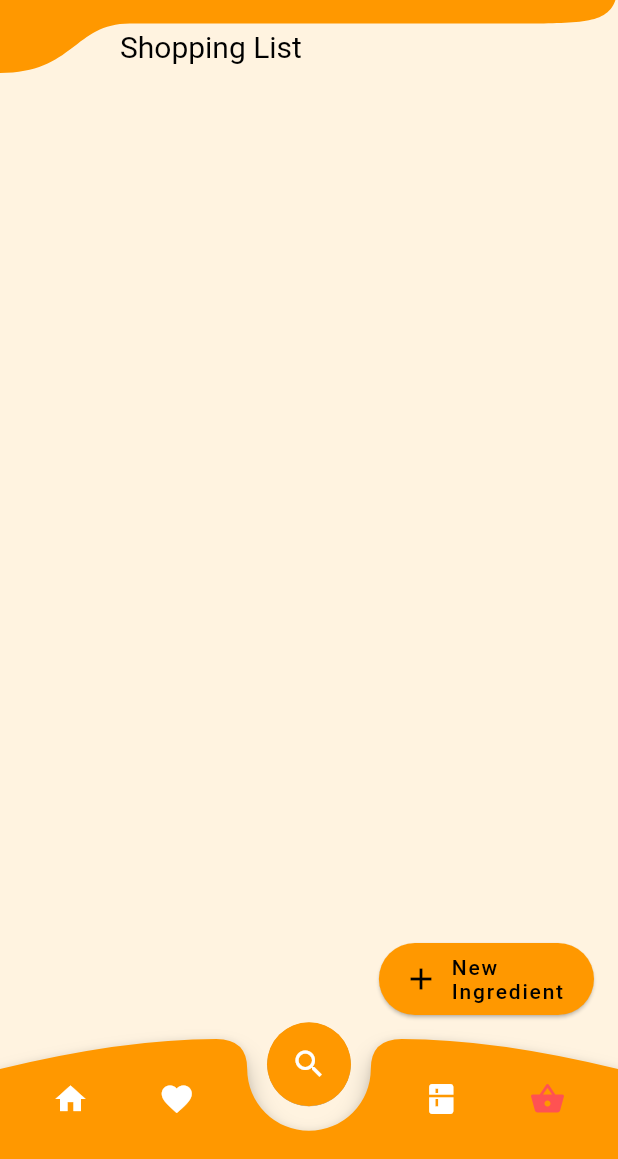
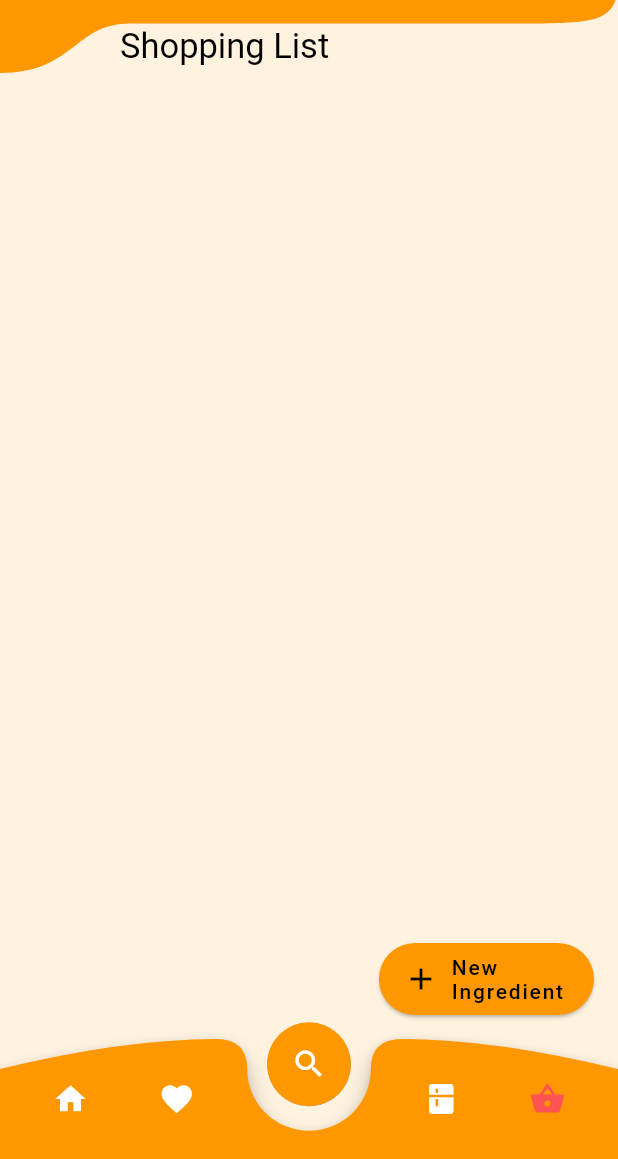
Before and after one commit to GreenNovaStar/TastEZ, a Flutter app: the screen it shows after launch, item 4 of the bottom bar chosen, on a phone screen of 412 x 824 dp, the part 77-1236 px from its top. Run offline on Flutter 3.47's test engine with Material 2 defaults, Android fonts, the phone set to English and light mode, and no system bars; our stand-ins replace dio, dropdown_search, google_fonts, intro_slider, shared_preferences, sqflite; missing offline and left inert: grouped_buttons, holding_gesture; accounts and stored records are empty; network calls fail; Roboto replaces fonts that are missing (Hanalei, Sriracha).

Commit message:
** Commit Date - Feb 7 2020 @ 10:53pm
** Minor Changes
- added padding to favorites.dart
- set google font to a variable, for easy changes to home.dart

** Note
- this is before working on wine pairing

```diff
--- a/lib/favorites.dart
+++ b/lib/favorites.dart
@@ -51,7 +51,9 @@ class _FavoriteTemplateState extends State<FavoriteTemplate> {
 
     //widget.user.favorites.sort((a,b) => a.recipe.title.toLowerCase().compareTo(b.recipe.title.toLowerCase())); //alphabetically sort the favorites list
 
-    return Container(child: ListView.builder(
+    return Padding(
+      padding: const EdgeInsets.only(top: 8.0),
+      child: Container(child: ListView.builder(
         itemCount: widget.user.favorites.length, //replace 5 with the length of the favorites array
         itemBuilder: (context, index) {
           return Card(
@@ -95,6 +97,7 @@ class _FavoriteTemplateState extends State<FavoriteTemplate> {
         },
       ),
         //),
+      ),
     );
   }
 }
--- a/lib/home.dart
+++ b/lib/home.dart
@@ -27,6 +27,8 @@ final Color accentColor = Colors.orangeAccent; //changes the color of the app
 final Color subAccentColor = Colors.orange[50]; //changes the color of the app
 final double appBarIconPaddingSpace = 40;
 final int swipeSensitivity = 8;
+final TextStyle pageTitleFont = GoogleFonts.sriracha(textStyle: TextStyle(color: Colors.black, fontSize: 23));
+
 
 class Home extends StatefulWidget {
   final String title;
@@ -108,77 +110,6 @@ class _HomeState extends State<Home> with TickerProviderStateMixin, AutomaticKee
 
 
   @override
-  // Widget build(BuildContext context) {
-  //   return MaterialApp(
-  //     debugShowCheckedModeBanner: false,
-  //     theme: ThemeData(
-  //       primarySwatch: Colors.amber,
-  //       visualDensity: VisualDensity.adaptivePlatformDensity,
-  //     ),
-  //     home: DefaultTabController(
-  //       length:4,
-  //       child: Scaffold(
-  //         appBar: AppBar(
-  //           title: Text(currTitle),
-  //           actions: <Widget>[
-  //             Padding(
-  //                 padding: EdgeInsets.only(right: 20.0),
-  //                 child: GestureDetector(
-  //                   onTap: () {},
-  //                   child: Icon(
-  //                     Icons.help_outline,
-  //                     size: 26.0,
-  //                   ),)),],
-  //           elevation: 8.0,
-  //         ),
-  //         floatingActionButtonLocation: FloatingActionButtonLocation.centerDocked,
-  //         floatingActionButton: HoldDetector(
-  //           onHold: () => searchProvider.advancedSearch(),
-  //           holdTimeout: Duration(milliseconds: 200),
-  //           enableHapticFeedback: true,
-  //           child:FloatingActionButton(
-  //             elevation: 0.0,
-  //             child: const Icon(Icons.search), onPressed: () => searchProvider.basicSearch(query),
-  //           ),),
-  //         bottomNavigationBar: navigation(),
-  //         body: TabBarView(controller:_controller,
-  //           children: [
-  //             Container(child: suggestions(defaultUser)),
-  //             Container(child: favorites(defaultUser)),
-  //             Container(child: pantry(defaultUser)),
-  //             Container(child: shopList(defaultUser)),
-  //         ],),
-  //         drawer: Drawer(
-  //           child: ListView(
-  //             padding: EdgeInsets.zero,
-  //             children: <Widget>[
-  //               DrawerHeader(
-  //                 child: Text('Features'),
-  //                 decoration: BoxDecoration(
-  //                   color: Colors.orangeAccent,
-  //                 ),
-  //               ),
-  //               ListTile(
-  //                 leading: Icon(Icons.book),
-  //                 title: Text('Contact Us'),
-  //                 onTap: () {
-  //                   /*Navigator.push(context, MaterialPageRoute(builder: (context) => ContactUs()));*/
-  //                   // Navigator.pop(context);
-  //                 },
-  //               ),//contact us
-  //               ListTile(
-  //                 leading: Icon(Icons.settings),
-  //                 title: Text('Settings'),
-  //                 onTap: () {
-  //                   /*Navigator.push(context, MaterialPageRoute(builder: (context) => Settings()));*/
-  //                   // Navigator.pop(context);
-  //                 },
-  //               ),//settings
-  //             ],
-  //           ),
-  //         ),
-  //       ),),);
-
   Widget build(BuildContext context) {
     final Size size = MediaQuery.of(context).size;
     SystemChrome.setSystemUIOverlayStyle(SystemUiOverlayStyle(
@@ -213,12 +144,13 @@ class _HomeState extends State<Home> with TickerProviderStateMixin, AutomaticKee
                               child: Row(
                                 mainAxisAlignment: MainAxisAlignment.start,
                                 children: [
-                                  Padding(
-                                    padding: const EdgeInsets.only(left: 15.0),
-                                    child: SizedBox(height: 33, child: Image.asset('assets/TastEZ_whitetext.png')),
-                                  ),
-                                  //Text("TastEZ", style: TextStyle(fontSize: 25, color: Colors.white),),
-                                  Container(width: size.width*0.35),
+                                  Container(
+                                    child: Padding(
+                                      padding: const EdgeInsets.only(left: 15.0),
+                                      child: SizedBox(height: 33, child: Image.asset('assets/TastEZ_whitetext.png')),
+                                    ),
+                                  ), //app logo
+                                  Container(width: size.width*0.35), //separator between logo and buttons
                                   Container(
                                     padding: const EdgeInsets.all(0.0),
                                     width: appBarIconPaddingSpace,
@@ -228,7 +160,7 @@ class _HomeState extends State<Home> with TickerProviderStateMixin, AutomaticKee
                                       splashRadius: 20,
                                       color: Colors.white,
                                     ),
-                                  ),
+                                  ), //refresh button
                                   Container(
                                     padding: const EdgeInsets.all(0.0),
                                     width: appBarIconPaddingSpace,
@@ -257,7 +189,7 @@ class _HomeState extends State<Home> with TickerProviderStateMixin, AutomaticKee
                                             child: Icon(Icons.person, color: Colors.white)), //fallback if there is no profile picture
                                       ),
                                     ),
-                                  ),
+                                  ), //profile icon button
                                   Container(
                                     padding: const EdgeInsets.only(right: 10),
                                     width: appBarIconPaddingSpace,
@@ -274,7 +206,7 @@ class _HomeState extends State<Home> with TickerProviderStateMixin, AutomaticKee
                                       },
                                       icon: Icon(Icons.more_vert, color: Colors.white),
                                     ),
-                                  ),
+                                  ), //overflow button
                                 ],
                               ),
                             ),
@@ -282,25 +214,20 @@ class _HomeState extends State<Home> with TickerProviderStateMixin, AutomaticKee
                         ],
                       ),
                     ),
-                  ),
-                  // Positioned(
-                  //   bottom: 0,
-                  //   left: 0,
-                  //   child: Padding(
-                  //     padding: const EdgeInsets.only(left: 80, bottom: 6),
-                  //     child: TextFormField(
-                  //
-                  //     ),
-                  //   ),
-                  // ),
+                  ), // appbar_top
                   Positioned(
                     bottom: 0,
                     left: 0,
-                    child: Padding(
-                      padding: const EdgeInsets.only(left: 80, bottom: 6),
-                      child: controller.hasClients ? Text(getCurrentPageName(controller.page.toInt()), style: GoogleFonts.hanalei(textStyle: TextStyle(color: Colors.black, fontSize: 20))) : Text("Loading", style: TextStyle(fontSize: 20)),
+                    child: Container(
+                      height: 35,
+                      child: Center(
+                        child: Padding(
+                          padding: const EdgeInsets.only(left: 80, bottom: 0),
+                          child: controller.hasClients ? Text(getCurrentPageName(controller.page.toInt()), style: pageTitleFont) : Text("Loading...", style: pageTitleFont),
+                        ),
+                      ),
                     ),
-                  ),
+                  ), // appbar_bottom
                 ],
               ),
             ),),
```
Also changed, not shown: lib/recipe.dart (+18 -58 lines), lib/suggestions.dart (+19 -23 lines). Lines whose indentation alone changed are shown as unchanged.
